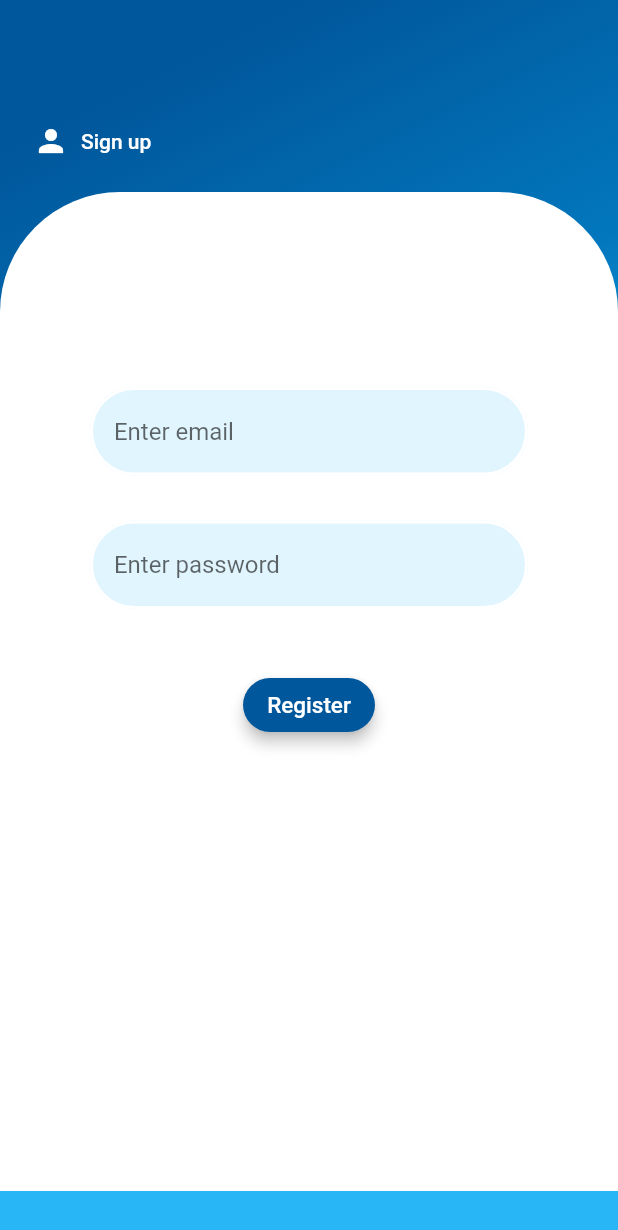
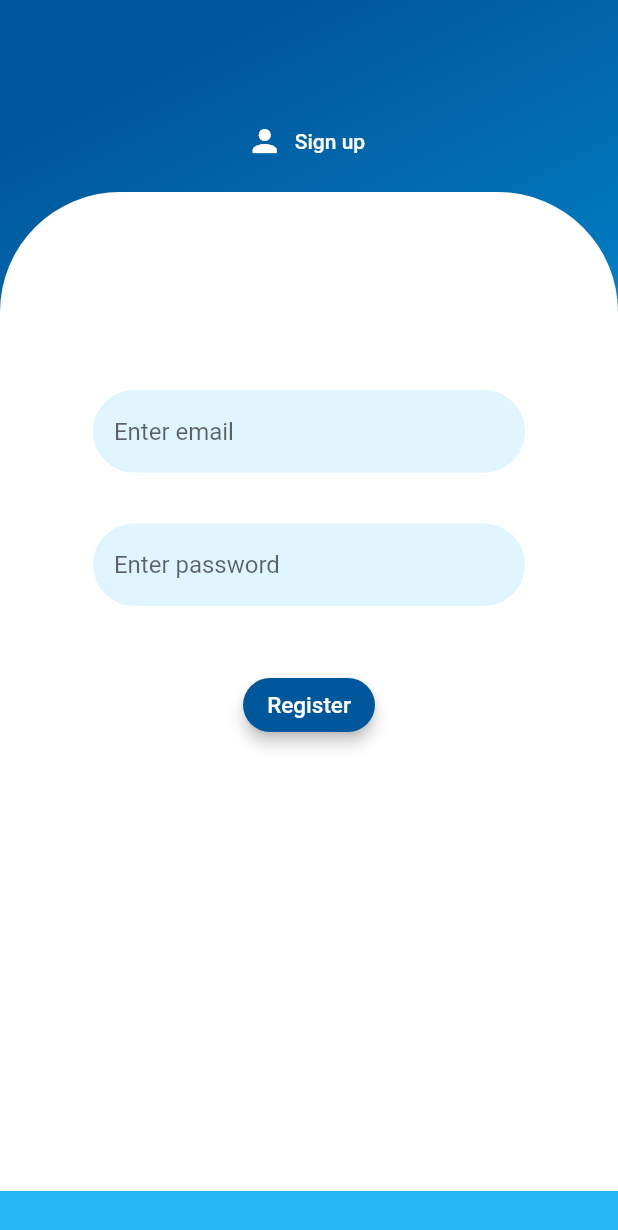
Before and after one commit to VikaKhusti/eng_app, a Flutter app: the screen it shows after launch, after a tap on "Register", on a phone screen of 412 x 824 dp. Shown: the top 1230 px of the screen. Run offline on Flutter 3.47's test engine with Material 2 defaults, Android fonts, the phone set to English and light mode, and no system bars; our stand-ins replace cloud_firestore, firebase_auth, flutter_spinkit, rflutter_alert; accounts and stored records are empty.

Commit message:
fixed keyboard error, change home,mydictionary, wordcard design

```diff
--- a/lib/screens/authenticate/register.dart
+++ b/lib/screens/authenticate/register.dart
@@ -1,4 +1,5 @@
 import 'package:engapp/shared/loading.dart';
+import 'package:flutter/cupertino.dart';
 import 'package:flutter/material.dart';
 import 'package:engapp/services/auth.dart';
 
@@ -25,7 +26,8 @@ class _RegisterState extends State<Register> {
   @override
   Widget build(BuildContext context) {
     return loading ? Loading() : Scaffold(
-      body: Container(
+        resizeToAvoidBottomPadding: false,
+        body: Container(
         padding: EdgeInsets.symmetric(vertical: 30),
         width: double.infinity,
         decoration: BoxDecoration(
@@ -38,8 +40,7 @@ class _RegisterState extends State<Register> {
                 ]
             )
         ),
-        child: Column (
-        crossAxisAlignment: CrossAxisAlignment.start,
+           child: Column (
         children: <Widget>[
         SizedBox(height: 30,),
         Padding(
@@ -49,7 +50,9 @@ class _RegisterState extends State<Register> {
         FlatButton.icon(
         onPressed: () {widget.toggleView();},
             icon: Icon(Icons.person, color: Colors.white),
-            label: Text('Sign up', style: TextStyle(color: Colors.white))
+            label: Text('Sign up',
+              style: TextStyle(color: Colors.white),
+            )
               ),
             ],
           ),
@@ -153,7 +156,7 @@ class _RegisterState extends State<Register> {
     ),
     ],
     ),
-    ),
+      ),
     );
   }
 }
--- a/lib/screens/authenticate/sign_in.dart
+++ b/lib/screens/authenticate/sign_in.dart
@@ -2,6 +2,7 @@ import 'package:engapp/services/auth.dart';
 import 'package:engapp/shared/loading.dart';
 import 'package:flutter/cupertino.dart';
 import 'package:flutter/material.dart';
+import 'package:flutter/widgets.dart';
 
 class SignIn extends StatefulWidget {
 
@@ -26,6 +27,7 @@ class _SignInState extends State<SignIn> {
   @override
   Widget build(BuildContext context) {
     return loading ? Loading() : Scaffold(
+      resizeToAvoidBottomPadding: false,
       body: Container(
         padding: EdgeInsets.symmetric(vertical: 30),
         width: double.infinity,
@@ -52,7 +54,9 @@ class _SignInState extends State<SignIn> {
                  FlatButton.icon(
                   onPressed: () {widget.toggleView();},
                      icon: Icon(Icons.person, color: Colors.white),
-                     label: Text('Register', style: TextStyle(color: Colors.white))
+                     label: Text('Register', style: TextStyle(color: Colors.white),
+                         textDirection: TextDirection.ltr,
+                         textAlign: TextAlign.center)
                  ),
                 ],
               ),
--- a/lib/screens/dictionary/word_card.dart
+++ b/lib/screens/dictionary/word_card.dart
@@ -9,8 +9,9 @@ class WordCard extends StatelessWidget {
   @override
   Widget build(BuildContext context) {
     return Padding(
-      padding: EdgeInsets.all(5.0),
+      padding: EdgeInsets.all(6.0),
       child: Card(
+        elevation: 4,
         margin: EdgeInsets.fromLTRB(20.0, 6.0, 20.0, 0.0),
         child: ListTile(
           title: Text(
@@ -63,7 +64,7 @@ class WordCard extends StatelessWidget {
                     FlatButton(
                        child: Text(
                         'Close',
-                        style: TextStyle(color: Colors.green[800], fontSize: 18.0),
+                        style: TextStyle(color: Colors.lightBlue[900], fontSize: 18.0),
                         ),
                       onPressed: () {Navigator.pop(context);},
                     ),
--- a/lib/screens/home/home.dart
+++ b/lib/screens/home/home.dart
@@ -9,11 +9,11 @@ class Home extends StatelessWidget {
   @override
   Widget build(BuildContext context) {
     return Scaffold(
-      backgroundColor: Colors.lightBlue[100],
+      backgroundColor: Colors.white,
       drawer: NavDrawer(),
       appBar: AppBar(
         title: Text('Daily English'),
-        backgroundColor: Colors.lightBlue[200],
+        backgroundColor: Colors.lightBlue[900],
         elevation: 0.0,
         actions: <Widget>[
           FlatButton.icon(
--- a/lib/screens/navDrawer.dart
+++ b/lib/screens/navDrawer.dart
@@ -14,7 +14,7 @@ class NavDrawer extends StatelessWidget {
               style: TextStyle(color: Colors.white, fontSize: 25),
             ),
             decoration: BoxDecoration(
-                color: Colors.lightGreen[100],
+                color: Colors.lightBlue[50],
                 image: DecorationImage(
                     fit: BoxFit.fill,
                     image: AssetImage('assets/images/avatar.jpg'))),
--- a/lib/shared/loading.dart
+++ b/lib/shared/loading.dart
@@ -8,7 +8,7 @@ class Loading extends StatelessWidget {
       color: Colors.lightBlue[100],
       child: Center(
         child: SpinKitCircle(
-          color: Colors.lightBlue[200],
+          color: Colors.lightBlue[900],
           size: 50.0,
         )
       ),
```
Also changed, not shown: lib/screens/dictionary/myDictionary.dart (+6 -21 lines).
